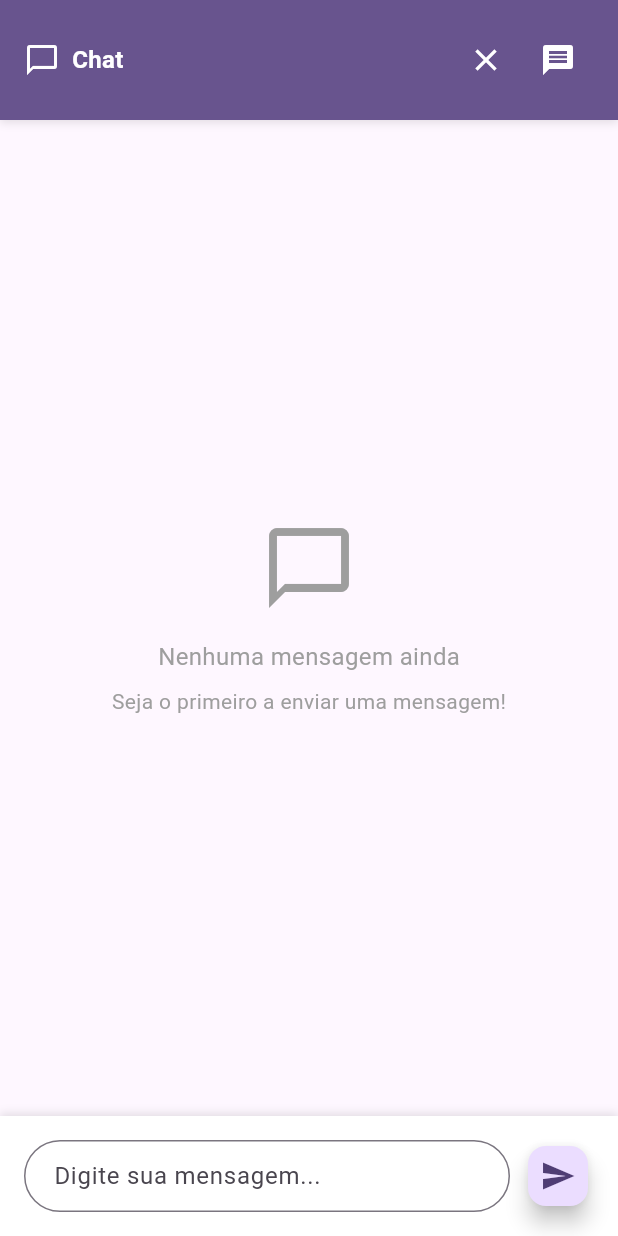
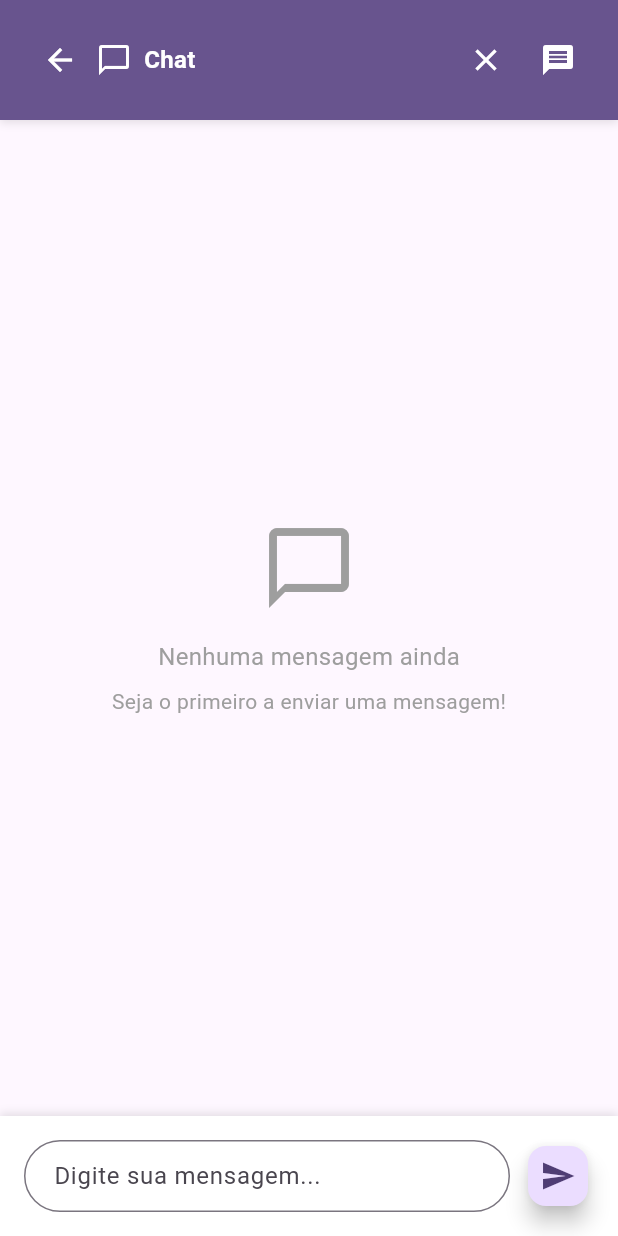
Before and after one commit to AbilioN/lets_jam_app, a Flutter app: the ChatPage screen opened by its route, on a phone screen of 412 x 824 dp. Run offline on Flutter 3.47's test engine with Material 3 defaults, Android fonts, the light colour scheme and no system bars; our stand-ins replace dartz, dio, equatable, flutter_bloc, get_it, injectable and 1 more; missing offline and left inert: pusher_channels_flutter; accounts and stored records are empty.

Commit message:
fixed chat

```diff
--- a/lib/core/config/api_config.dart
+++ b/lib/core/config/api_config.dart
@@ -4,11 +4,11 @@ class ApiConfig {
   // URLs base para diferentes ambientes
   static const String _localhost = 'http://10.0.2.2:8006/api';
   static const String _androidEmulator = 'http://10.0.2.2:8006/api';
-  static const String _iosSimulator = 'http://192.168.1.173:8006/api';
+  static const String _iosSimulator = 'http://localhost:8006/api';
 
   // Para dispositivo físico, você precisa usar o IP da sua máquina na rede local
   // Exemplo: 'http://192.168.1.100:8006/api'
-  static const String _physicalDevice = 'http://192.168.1.173:8006/api'; // IP da sua máquina
+  static const String _physicalDevice = 'http://localhost:8006/api'; // IP da sua máquina
 
   static String get baseUrl {
     if (kDebugMode) {
--- a/lib/features/chat/presentation/widgets/chat_widget.dart
+++ b/lib/features/chat/presentation/widgets/chat_widget.dart
@@ -187,6 +187,17 @@ class _ChatWidgetState extends State<ChatWidget> {
                   ),
                   child: Row(
                     children: [
+                      // Botão de voltar
+                      IconButton(
+                        onPressed: () {
+                          print('🧪 ChatWidget - Voltando para a tela anterior');
+                          Navigator.pop(context);
+                        },
+                        icon: const Icon(
+                          Icons.arrow_back,
+                          color: Colors.white,
+                        ),
+                      ),
                       const Icon(
                         Icons.chat_bubble_outline,
                         color: Colors.white,
```
